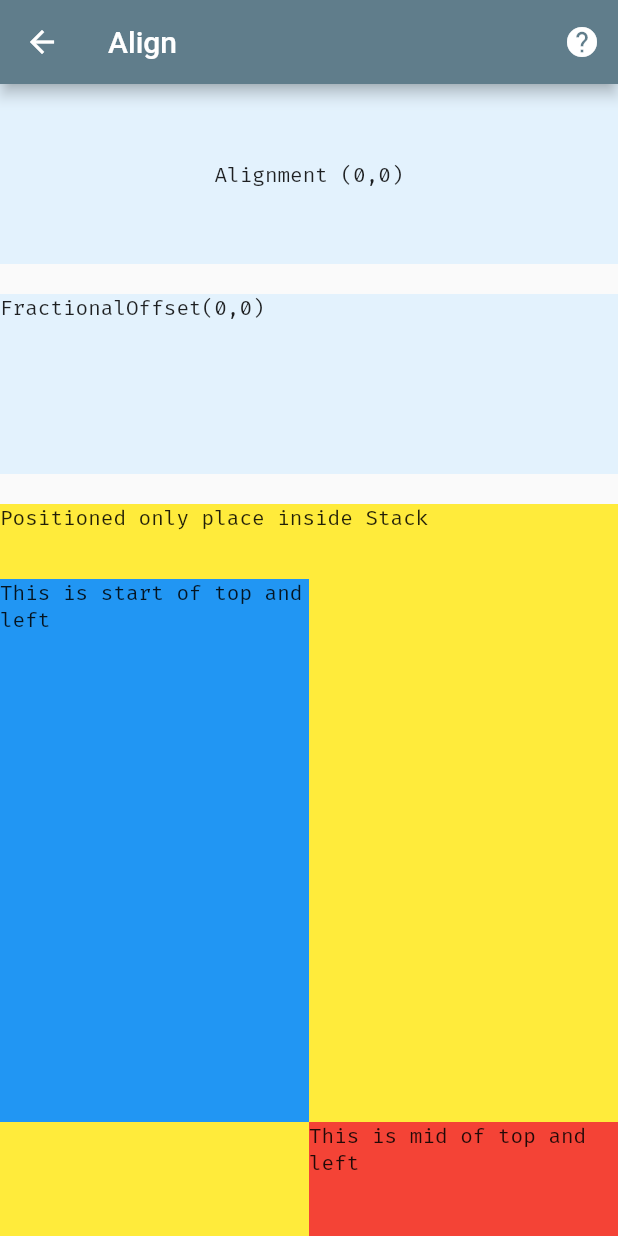
After one commit to nguyenlambuu/flutter100days, a Flutter app: the Day26Positioned screen opened directly, on a phone screen of 412 x 824 dp. The commit adds this screen. Run offline on Flutter 3.47's test engine with Material 2 defaults, Android fonts, the light colour scheme and no system bars; our stand-ins replace get, google_fonts.

Commit message:
Positioned

```diff
--- a/_100_/lib/routes/routes.dart
+++ b/_100_/lib/routes/routes.dart
@@ -23,6 +23,7 @@ import '../screens/day_022_absorb_pointer.dart';
 import '../screens/day_023_transform.dart';
 import '../screens/day_024_backdrop_filter.dart';
 import '../screens/day_025_align.dart';
+import '../screens/day_026_positioned.dart';
 
 Map _routes = {
   "SafeArea": Day1SafeArea(),
@@ -50,6 +51,7 @@ Map _routes = {
   "Transform": Day23Transform(),
   "BackdropFilter": Day24BackdropFilter(),
   "Align": Day25Align(),
+  "Positioned": Day26Positioned(),
 };
 
 get routes {
--- /dev/null
+++ b/_100_/lib/screens/day_026_positioned.dart
@@ -0,0 +1,85 @@
+import 'package:flutter/material.dart';
+
+import '../components/help_icon_button.dart';
+
+class Day26Positioned extends StatelessWidget {
+  @override
+  Widget build(BuildContext context) {
+    final double _width = MediaQuery.of(context).size.width;
+    final double _height = MediaQuery.of(context).size.height;
+
+    return Scaffold(
+      appBar: AppBar(
+        title: Text('Align'),
+        actions: [
+          HelpIconButton(
+              url:
+                  'https://api.flutter.dev/flutter/widgets/Positioned-class.html')
+        ],
+      ),
+      body: SingleChildScrollView(
+        child: Column(
+          mainAxisAlignment: MainAxisAlignment.center,
+          crossAxisAlignment: CrossAxisAlignment.start,
+          children: [
+            Container(
+              height: 120.0,
+              width: _width,
+              color: Colors.blue[50],
+              child: Align(
+                alignment: Alignment(0, 0),
+                child: Text('Alignment (0,0)'),
+              ),
+            ),
+            SizedBox(height: 20),
+            Container(
+              height: 120.0,
+              width: _width,
+              color: Colors.blue[50],
+              child: Align(
+                alignment: FractionalOffset(0, 0),
+                child: Text('FractionalOffset(0,0)'),
+              ),
+            ),
+            SizedBox(height: 20),
+            Container(
+              height: _height,
+              width: _width,
+              color: Colors.blue[50],
+              child: Stack(
+                children: [
+                  Positioned.fill(
+                    child: Container(
+                      color: Colors.yellow,
+                      child: Text("Positioned only place inside Stack"),
+                    ),
+                  ),
+                  Positioned(
+                    top: 50,
+                    left: 0,
+                    right: _width / 2,
+                    bottom: _height / 2,
+                    child: Container(
+                      color: Colors.blue,
+                      child: Text("This is start of top and left"),
+                    ),
+                  ),
+                  Positioned(
+                    top: _height / 2,
+                    left: _width / 2,
+                    right: 0,
+                    bottom: 0,
+                    child: Container(
+                      color: Colors.red,
+                      child: Text('This is mid of top and left'),
+                    ),
+                  ),
+                ],
+              ),
+            ),
+          ],
+        ),
+      ),
+    );
+  }
+}
```
